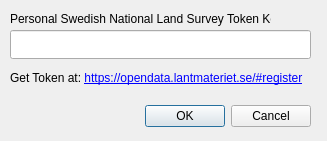
Qt form lm_open_data_dialog_base.ui (klakar/lmOpenData) before a commit.
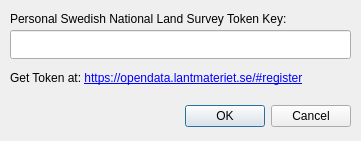
The same form after that commit.

Diff of the .ui file:
```diff
--- a/lm_open_data_dialog_base.ui
+++ b/lm_open_data_dialog_base.ui
@@ -6,7 +6,7 @@
    <rect>
     <x>0</x>
     <y>0</y>
-    <width>327</width>
+    <width>361</width>
     <height>141</height>
    </rect>
   </property>
@@ -18,7 +18,7 @@
     <rect>
      <x>10</x>
      <y>100</y>
-     <width>301</width>
+     <width>341</width>
      <height>32</height>
     </rect>
    </property>
@@ -34,7 +34,7 @@
     <rect>
      <x>10</x>
      <y>10</y>
-     <width>261</width>
+     <width>341</width>
      <height>17</height>
     </rect>
    </property>
@@ -47,7 +47,7 @@
     <rect>
      <x>10</x>
      <y>70</y>
-     <width>311</width>
+     <width>341</width>
      <height>17</height>
     </rect>
    </property>
@@ -63,7 +63,7 @@
     <rect>
      <x>10</x>
      <y>30</y>
-     <width>301</width>
+     <width>341</width>
      <height>29</height>
     </rect>
    </property>
```
